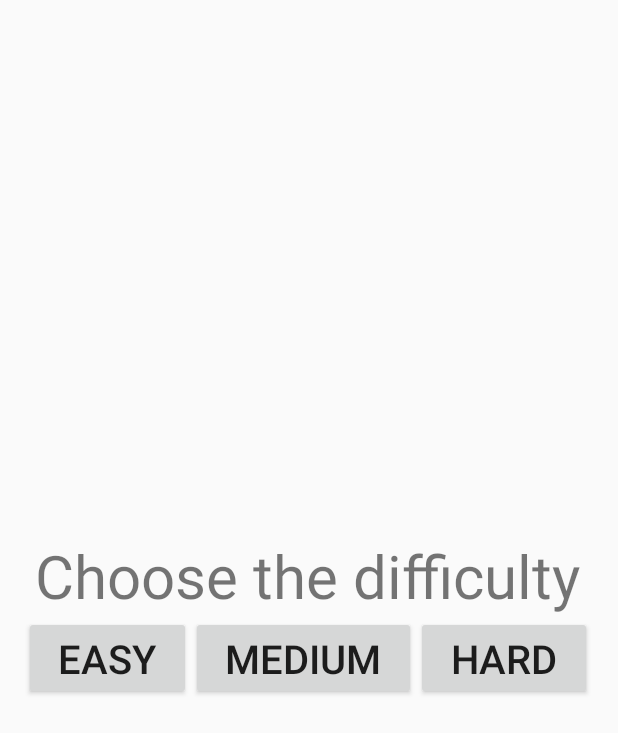
After one commit to auchiyam/flag_quest, an Android app: the layout activity_difficulty.xml on its own in the app's theme, with its tools: preview values and no code run, on a phone screen of 412 x 824 dp. The commit adds this screen. Shown: the top 733 px of the screen. Run offline under Robolectric (Android 15) with nearby library versions, the phone set to English and light mode, and no system bars.

Commit message:
implement difficulty page

```diff
--- a/app/src/main/java/flagquest/flagquest/MainPage.java
+++ b/app/src/main/java/flagquest/flagquest/MainPage.java
@@ -33,7 +33,7 @@ public class MainPage extends AppCompatActivity {
         play.setOnClickListener(new View.OnClickListener() {
                 @Override
                 public void onClick(View v) {
-                    startActivity(new Intent(MainPage.this, GameActivity.class));
+                    startActivity(new Intent(MainPage.this, DifficultyActivity.class));
                 }
         });
 
--- /dev/null
+++ b/app/src/main/res/layout/activity_difficulty.xml
@@ -0,0 +1,54 @@
+<?xml version="1.0" encoding="utf-8"?>
+<LinearLayout xmlns:android="http://schemas.android.com/apk/res/android"
+    android:layout_width="match_parent"
+    android:layout_height="match_parent">
+
+    <TableLayout
+        android:layout_width="match_parent"
+        android:layout_height="match_parent"
+        android:layout_marginBottom="24px"
+        android:layout_marginEnd="24px"
+        android:layout_marginStart="24px"
+        android:layout_marginTop="24px"
+        android:orientation="vertical"
+        android:stretchColumns="*"
+        android:gravity="center"
+        >
+
+        <TableRow
+            android:layout_width="match_parent"
+            android:layout_height="wrap_content"
+            android:layout_gravity="center">
+            <TextView
+                android:text="Choose the difficulty"
+                android:layout_gravity="center_horizontal"
+                android:textSize="60px"
+                android:layout_span="3"
+                />
+        </TableRow>
+
+        <TableRow
+            android:layout_width="match_parent"
+            android:layout_height="wrap_content"
+            android:layout_gravity="center">
+
+            <Button
+                android:id="@+id/difficulty_easy"
+                android:text="Easy"
+                android:textSize="40px" />
+
+            <Button
+                android:id="@+id/difficulty_medium"
+                android:text="Medium"
+                android:textSize="40px" />
+
+            <Button
+                android:id="@+id/difficulty_hard"
+                android:text="Hard"
+                android:textSize="40px" />
+        </TableRow>
+
+
+    </TableLayout>
+
+</LinearLayout>
--- a/build.gradle
+++ b/build.gradle
@@ -7,7 +7,7 @@ buildscript {
         jcenter()
     }
     dependencies {
-        classpath 'com.android.tools.build:gradle:3.0.1'
+        classpath 'com.android.tools.build:gradle:3.1.1'
 
 
         // NOTE: Do not place your application dependencies here; they belong
```
Also changed, not shown: app/src/main/java/flagquest/flagquest/DifficultyActivity.java (added, +46 -0 lines), gradle/wrapper/gradle-wrapper.properties.
